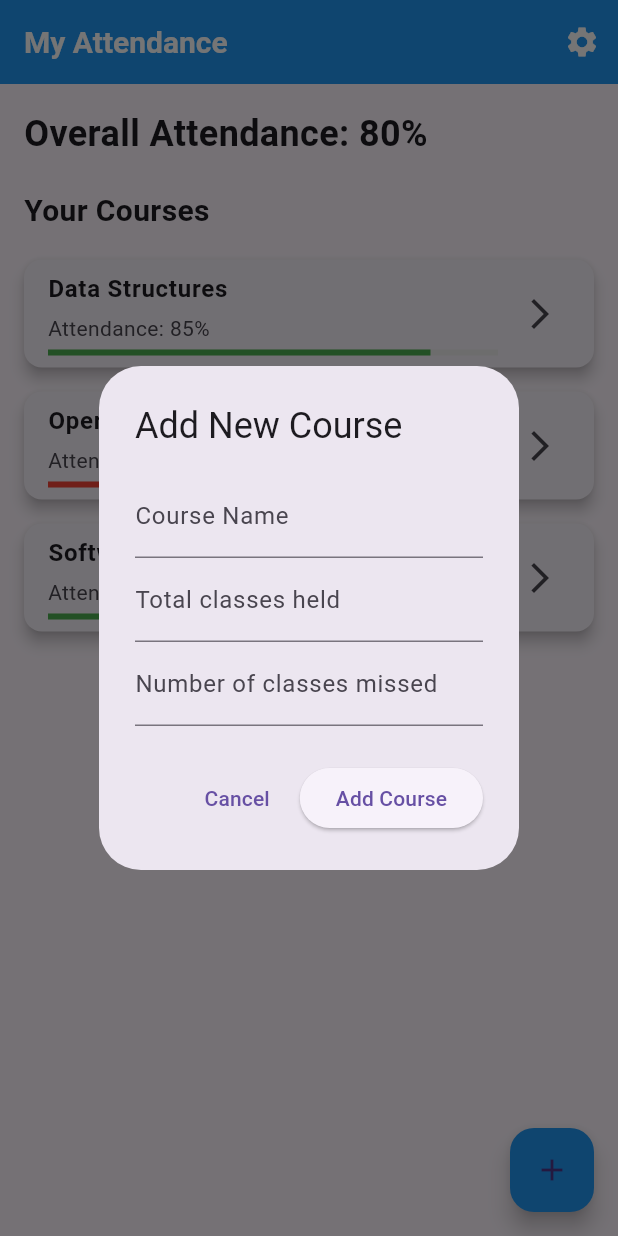
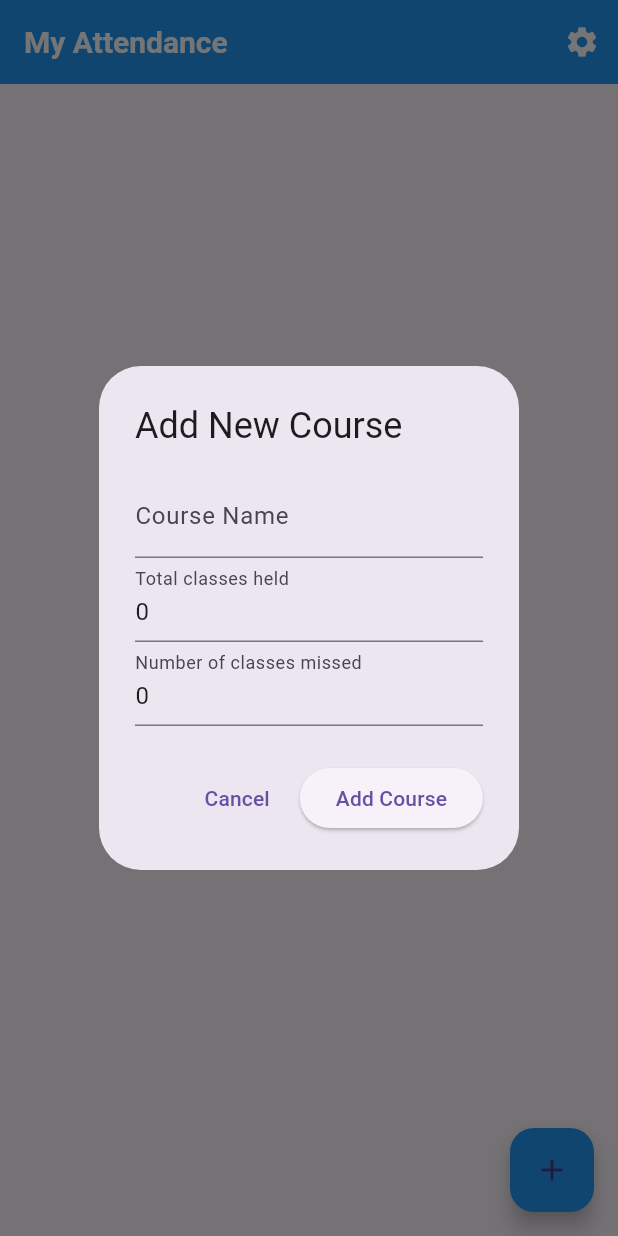
Before and after one commit to nrahil/attendence_tracker, a Flutter app: the screen it shows once a user with an empty profile is signed in, after a tap on the "add" icon, on a phone screen of 412 x 824 dp. Run offline on Flutter 3.47's test engine with Material 3 defaults, Android fonts, the phone set to English and light mode, and no system bars; our stand-ins replace cloud_firestore, firebase_auth, firebase_core; accounts and stored records are empty.

Commit message:
Added course_detail screen

```diff
--- a/lib/main.dart
+++ b/lib/main.dart
@@ -5,7 +5,6 @@ import 'package:firebase_auth/firebase_auth.dart';
 import 'package:attendence_manager/firebase_options.dart';
 import 'package:attendence_manager/screens/auth/login_screen.dart';
 import 'package:attendence_manager/screens/home/dashboard_screen.dart';
-
 
 void main() async {
   WidgetsFlutterBinding.ensureInitialized();
--- a/lib/screens/home/dashboard_screen.dart
+++ b/lib/screens/home/dashboard_screen.dart
@@ -1,16 +1,34 @@
 import 'package:flutter/material.dart';
+import 'package:cloud_firestore/cloud_firestore.dart';
+import 'package:firebase_auth/firebase_auth.dart';
 import 'package:attendence_manager/widgets/course_card.dart';
 import 'package:attendence_manager/screens/settings_screen.dart';
 import 'package:attendence_manager/widgets/add_course_dialog.dart';
+import 'package:attendence_manager/screens/home/course_details_screen.dart';
+
 class DashboardScreen extends StatelessWidget {
+  const DashboardScreen({super.key});
+
   @override
   Widget build(BuildContext context) {
+    final currentUser = FirebaseAuth.instance.currentUser;
+
+    if (currentUser == null) {
+      // Handle the case where the user is not logged in.
+      // This should ideally not happen if the app's routing is correct.
+      return const Scaffold(
+        body: Center(
+          child: Text('User not logged in.'),
+        ),
+      );
+    }
+
     return Scaffold(
       appBar: AppBar(
-        title: Text('My Attendance'),
+        title: const Text('My Attendance'),
         actions: [
           IconButton(
-            icon: Icon(Icons.settings),
+            icon: const Icon(Icons.settings),
             onPressed: () {
               Navigator.push(
                 context,
@@ -20,55 +38,102 @@ class DashboardScreen extends StatelessWidget {
           ),
         ],
       ),
-      body: Padding(
+      body: StreamBuilder<QuerySnapshot>(
+        stream: FirebaseFirestore.instance
+            .collection('users')
+            .doc(currentUser.uid)
+            .collection('courses')
+            .snapshots(),
+        builder: (ctx, courseSnapshot) {
+          if (courseSnapshot.connectionState == ConnectionState.waiting) {
+            return const Center(child: CircularProgressIndicator());
+          }
+          if (!courseSnapshot.hasData || courseSnapshot.data!.docs.isEmpty) {
+            return const Center(child: Text('No courses added yet!'));
+          }
+
+          final courseDocs = courseSnapshot.data!.docs;
+          double totalPercentage = 0;
+
+          for (var doc in courseDocs) {
+            final data = doc.data() as Map<String, dynamic>;
+            final percentageString = data['attendancePercentage'] as String;
+            totalPercentage += double.parse(percentageString);
+          }
+
+          final overallAttendance = totalPercentage / courseDocs.length;
+          final overallText = courseDocs.isNotEmpty
+              ? 'Overall Attendance: ${overallAttendance.toStringAsFixed(2)}%'
+              : 'Overall Attendance: 0.00%';
+
+          return Padding(
             padding: const EdgeInsets.all(16.0),
             child: Column(
               crossAxisAlignment: CrossAxisAlignment.start,
               children: [
                 Text(
-              'Overall Attendance: 80%', // Replace with dynamic data
-              style: TextStyle(fontSize: 24, fontWeight: FontWeight.bold),
+                  overallText,
+                  style: const TextStyle(
+                      fontSize: 24, fontWeight: FontWeight.bold),
                 ),
-            SizedBox(height: 20),
-            Text(
+                const SizedBox(height: 20),
+                const Text(
                   'Your Courses',
                   style: TextStyle(fontSize: 20, fontWeight: FontWeight.bold),
                 ),
-            SizedBox(height: 10),
+                const SizedBox(height: 10),
                 Expanded(
-              child: ListView(
-                children: [
-                  CourseCard(
-                    courseName: 'Data Structures',
-                    currentAttendance: 85,
-                    totalClasses: 40,
+                  child: ListView.builder(
+                    itemCount: courseDocs.length,
+                    itemBuilder: (ctx, index) {
+                      final courseDoc = courseDocs[index];
+                      final courseId = courseDoc.id;
+                      final courseData =
+                          courseDoc.data() as Map<String, dynamic>;
+                      final courseName = courseData['courseName'] as String;
+                      final attendancePercentage = double.parse(
+                          courseData['attendancePercentage'] as String);
+
+                      return CourseCard(
+                        courseName: courseName,
+                        currentAttendance: attendancePercentage.toInt(),
                         onTap: () {
-
+        // Navigate to the CourseDetailsScreen, passing the course ID and name
+        Navigator.push(
+          context,
+          MaterialPageRoute(
+            builder: (context) => CourseDetailsScreen(
+              courseId: courseId,
+              courseName: courseName,
+            ),
+          ),
+        );
       },
+                        onEdit: () {
+                          // Pass the course ID and data to the dialog for editing
+                          showDialog(
+                            context: context,
+                            builder: (ctx) => AddEditCourseDialog(
+                              courseId: courseId,
+                              courseData: courseData,
                             ),
-                  CourseCard(
-                    courseName: 'Operating Systems',
-                    currentAttendance: 72,
-                    totalClasses: 35,
-                    onTap: () {},
-                  ),
-                  CourseCard(
-                    courseName: 'Software Engineering',
-                    currentAttendance: 90,
-                    totalClasses: 30,
-                    onTap: () {},
-                  ),
-                ],
+                          );
+                        },
+                      );
+                    },
                   ),
                 ),
               ],
             ),
+          );
+        },
       ),
       floatingActionButton: FloatingActionButton(
         onPressed: () {
+          // Call the same dialog without any parameters for adding
           showDialog(
             context: context,
-      builder: (ctx) => const AddCourseDialog(),
+            builder: (ctx) => const AddEditCourseDialog(),
           );
         },
         child: const Icon(Icons.add),
--- a/lib/widgets/add_course_dialog.dart
+++ b/lib/widgets/add_course_dialog.dart
@@ -2,22 +2,38 @@ import 'package:flutter/material.dart';
 import 'package:cloud_firestore/cloud_firestore.dart';
 import 'package:firebase_auth/firebase_auth.dart';
 
-class AddCourseDialog extends StatefulWidget {
-  const AddCourseDialog({super.key});
+class AddEditCourseDialog extends StatefulWidget {
+  final String? courseId;
+  final Map<String, dynamic>? courseData;
+
+  const AddEditCourseDialog({
+    super.key,
+    this.courseId,
+    this.courseData,
+  });
 
   @override
-  State<AddCourseDialog> createState() => _AddCourseDialogState();
+  State<AddEditCourseDialog> createState() => _AddEditCourseDialogState();
 }
 
-class _AddCourseDialogState extends State<AddCourseDialog> {
+class _AddEditCourseDialogState extends State<AddEditCourseDialog> {
   final _formKey = GlobalKey<FormState>();
   final firestore = FirebaseFirestore.instance;
   final currentUser = FirebaseAuth.instance.currentUser;
 
-  String _courseName = '';
-  int _classesHeld = 0;
-  int _classesMissed = 0;
+  late String _courseName;
+  late int _classesHeld;
+  late int _classesMissed;
   bool _isSaving = false;
+
+  @override
+  void initState() {
+    super.initState();
+    // Initialize fields with existing data if in edit mode, otherwise use defaults
+    _courseName = widget.courseData?['courseName'] as String? ?? '';
+    _classesHeld = widget.courseData?['classesHeld'] as int? ?? 0;
+    _classesMissed = widget.courseData?['classesMissed'] as int? ?? 0;
+  }
 
   void _submitForm() async {
     if (_formKey.currentState!.validate()) {
@@ -28,13 +44,16 @@ class _AddCourseDialogState extends State<AddCourseDialog> {
         attendancePercentage = ((_classesHeld - _classesMissed) / _classesHeld) * 100;
       }
 
-      setState(() {
-        _isSaving = true;
-      });
+      Navigator.of(context).pop();
+
+      ScaffoldMessenger.of(context).showSnackBar(
+        SnackBar(content: Text(widget.courseId == null ? 'Adding course...' : 'Updating course...')),
+      );
 
       try {
         if (currentUser != null) {
-          // Store the data in Firestore under a user-specific collection
+          if (widget.courseId == null) {
+            // Add a new course
             await firestore
                 .collection('users')
                 .doc(currentUser!.uid)
@@ -44,42 +63,49 @@ class _AddCourseDialogState extends State<AddCourseDialog> {
                   'attendancePercentage': attendancePercentage.toStringAsFixed(2),
                   'classesHeld': _classesHeld,
                   'classesMissed': _classesMissed,
-                'createdAt': Timestamp.now(), // Helps with sorting
+                  'createdAt': Timestamp.now(),
+                });
+          } else {
+            // Update an existing course
+            await firestore
+                .collection('users')
+                .doc(currentUser!.uid)
+                .collection('courses')
+                .doc(widget.courseId)
+                .update({
+                  'courseName': _courseName,
+                  'attendancePercentage': attendancePercentage.toStringAsFixed(2),
+                  'classesHeld': _classesHeld,
+                  'classesMissed': _classesMissed,
+                  'lastUpdated': Timestamp.now(),
                 });
           }
+        }
 
-        // Show success message
-        if (mounted) {
         ScaffoldMessenger.of(context).showSnackBar(
-            const SnackBar(content: Text('Course added successfully!')),
+          SnackBar(content: Text(widget.courseId == null ? 'Course added successfully!' : 'Course updated successfully!')),
         );
-          Navigator.of(context).pop();
-        }
       } catch (e) {
-        // Show error message
-        if (mounted) {
         ScaffoldMessenger.of(context).showSnackBar(
-            const SnackBar(content: Text('Failed to add course. Please try again.')),
+          const SnackBar(content: Text('Action failed. Please try again.')),
         );
-        }
-      } finally {
-        setState(() {
-          _isSaving = false;
-        });
       }
     }
   }
 
   @override
   Widget build(BuildContext context) {
+    bool isEditing = widget.courseId != null;
+
     return AlertDialog(
-      title: const Text('Add New Course'),
+      title: Text(isEditing ? 'Edit Course' : 'Add New Course'),
       content: Form(
         key: _formKey,
         child: Column(
           mainAxisSize: MainAxisSize.min,
           children: [
             TextFormField(
+              initialValue: _courseName,
               decoration: const InputDecoration(labelText: 'Course Name'),
               validator: (value) {
                 if (value == null || value.isEmpty) {
@@ -87,11 +113,10 @@ class _AddCourseDialogState extends State<AddCourseDialog> {
                 }
                 return null;
               },
-              onSaved: (value) {
-                _courseName = value!;
-              },
+              onSaved: (value) => _courseName = value!,
             ),
             TextFormField(
+              initialValue: _classesHeld.toString(),
               decoration: const InputDecoration(labelText: 'Total classes held'),
               keyboardType: TextInputType.number,
               validator: (value) {
@@ -100,11 +125,10 @@ class _AddCourseDialogState extends State<AddCourseDialog> {
                 }
                 return null;
               },
-              onSaved: (value) {
-                _classesHeld = int.parse(value!);
-              },
+              onSaved: (value) => _classesHeld = int.parse(value!),
             ),
             TextFormField(
+              initialValue: _classesMissed.toString(),
               decoration: const InputDecoration(labelText: 'Number of classes missed'),
               keyboardType: TextInputType.number,
               validator: (value) {
@@ -113,23 +137,19 @@ class _AddCourseDialogState extends State<AddCourseDialog> {
                 }
                 return null;
               },
-              onSaved: (value) {
-                _classesMissed = int.parse(value!);
-              },
+              onSaved: (value) => _classesMissed = int.parse(value!),
             ),
           ],
         ),
       ),
       actions: [
         TextButton(
-          onPressed: _isSaving ? null : () => Navigator.of(context).pop(),
+          onPressed: () => Navigator.of(context).pop(),
           child: const Text('Cancel'),
         ),
-        _isSaving
-            ? const CircularProgressIndicator()
-            : ElevatedButton(
+        ElevatedButton(
           onPressed: _submitForm,
-                child: const Text('Add Course'),
+          child: Text(isEditing ? 'Save Changes' : 'Add Course'),
         ),
       ],
     );
--- a/lib/widgets/course_card.dart
+++ b/lib/widgets/course_card.dart
@@ -4,36 +4,47 @@ import 'package:attendence_manager/widgets/attendance_progress_bar.dart';
 class CourseCard extends StatelessWidget {
   final String courseName;
   final int currentAttendance;
-  final int totalClasses;
   final VoidCallback onTap;
+  final VoidCallback onEdit;
 
-  CourseCard({
+  const CourseCard({
+    super.key,
     required this.courseName,
     required this.currentAttendance,
-    required this.totalClasses,
     required this.onTap,
+    required this.onEdit,
   });
 
   @override
   Widget build(BuildContext context) {
     return Card(
       elevation: 4,
-      margin: EdgeInsets.symmetric(vertical: 8),
+      margin: const EdgeInsets.symmetric(vertical: 8),
       child: ListTile(
-        title: Text(courseName, style: TextStyle(fontWeight: FontWeight.bold)),
+        onTap: onTap,
+        contentPadding: const EdgeInsets.symmetric(horizontal: 16.0, vertical: 8.0),
+        title: Text(courseName, style: const TextStyle(fontWeight: FontWeight.bold)),
         subtitle: Column(
           crossAxisAlignment: CrossAxisAlignment.start,
           children: [
-            SizedBox(height: 4),
+            const SizedBox(height: 4),
             Text('Attendance: $currentAttendance%'),
-            SizedBox(height: 4),
+            const SizedBox(height: 4),
             AttendanceProgressBar(
               attendancePercentage: currentAttendance.toDouble(),
             ),
           ],
         ),
-        trailing: Icon(Icons.arrow_forward_ios),
-        onTap: onTap, // Use the provided onTap callback
+        trailing: Row(
+          mainAxisSize: MainAxisSize.min,
+          children: [
+            IconButton(
+              icon: const Icon(Icons.edit, color: Colors.blue),
+              onPressed: onEdit,
+            ),
+            const Icon(Icons.arrow_forward_ios),
+          ],
+        ),
       ),
     );
   }
```
Also changed, not shown: lib/screens/home/course_details_screen.dart (added, +126 -0 lines). Lines whose indentation alone changed are shown as unchanged.
